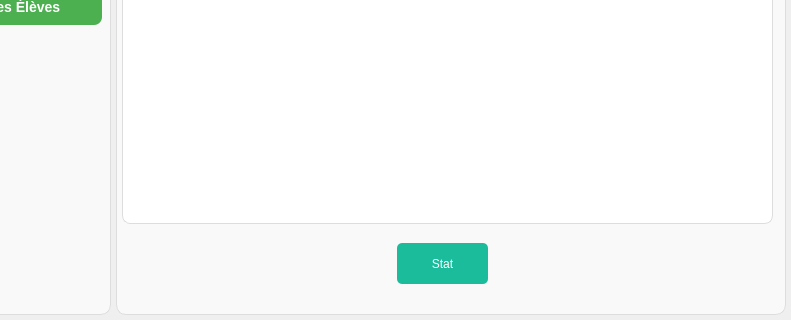
Qt form mainwindow.ui (houssemgnounou/GarderieScolaireQT) before a commit; both pictures show x 124 to 915 and y 183 to 503 of the 915 by 503 pixel window.
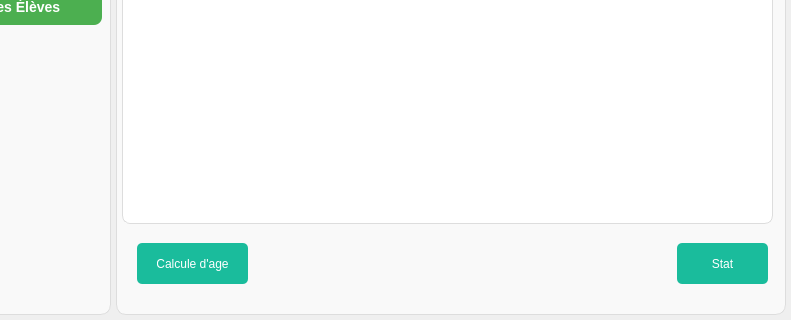
The same form after that commit. The open tabs and pages were chosen to show the change.

```diff
--- a/mainwindow.ui
+++ b/mainwindow.ui
@@ -993,7 +993,7 @@
        <widget class="QPushButton" name="btn_OpenStat_eleve">
         <property name="geometry">
          <rect>
-          <x>280</x>
+          <x>560</x>
           <y>420</y>
           <width>91</width>
           <height>41</height>
@@ -1043,6 +1043,19 @@
          <set>Qt::AlignCenter</set>
         </property>
        </widget>
+       <widget class="QPushButton" name="pushButton">
+        <property name="geometry">
+         <rect>
+          <x>20</x>
+          <y>420</y>
+          <width>111</width>
+          <height>41</height>
+         </rect>
+        </property>
+        <property name="text">
+         <string>Calcule d'age</string>
+        </property>
+       </widget>
       </widget>
       <widget class="QWidget" name="page">
        <widget class="QWidget" name="widget_2" native="true">
```
Left out of the diff: 4 changed lines with no effect on the pictures.
